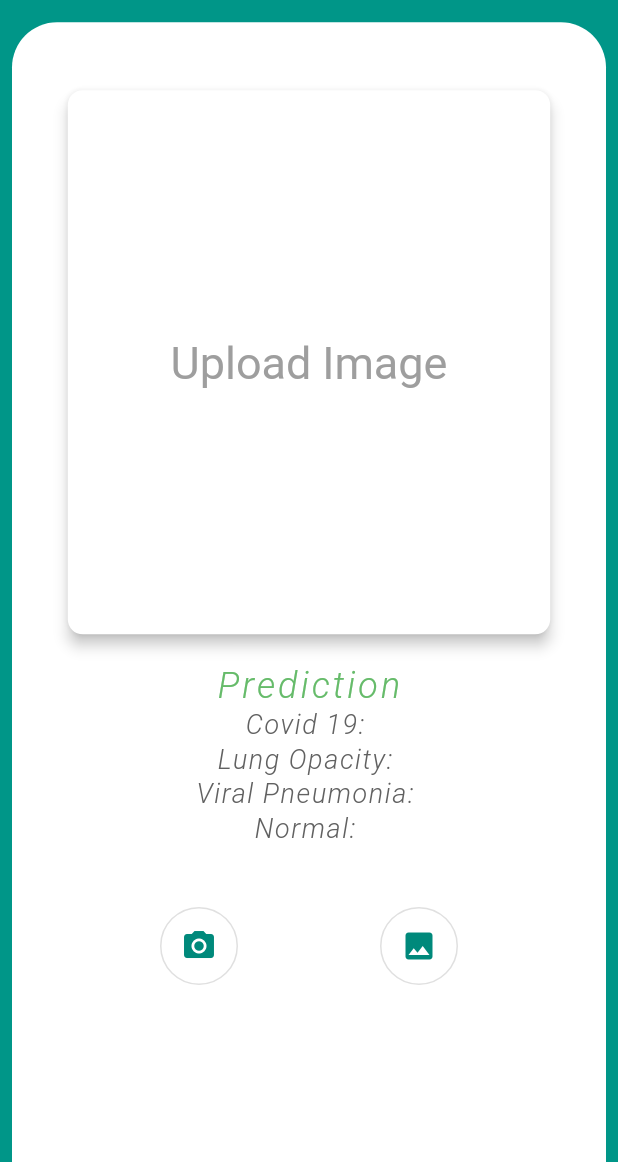
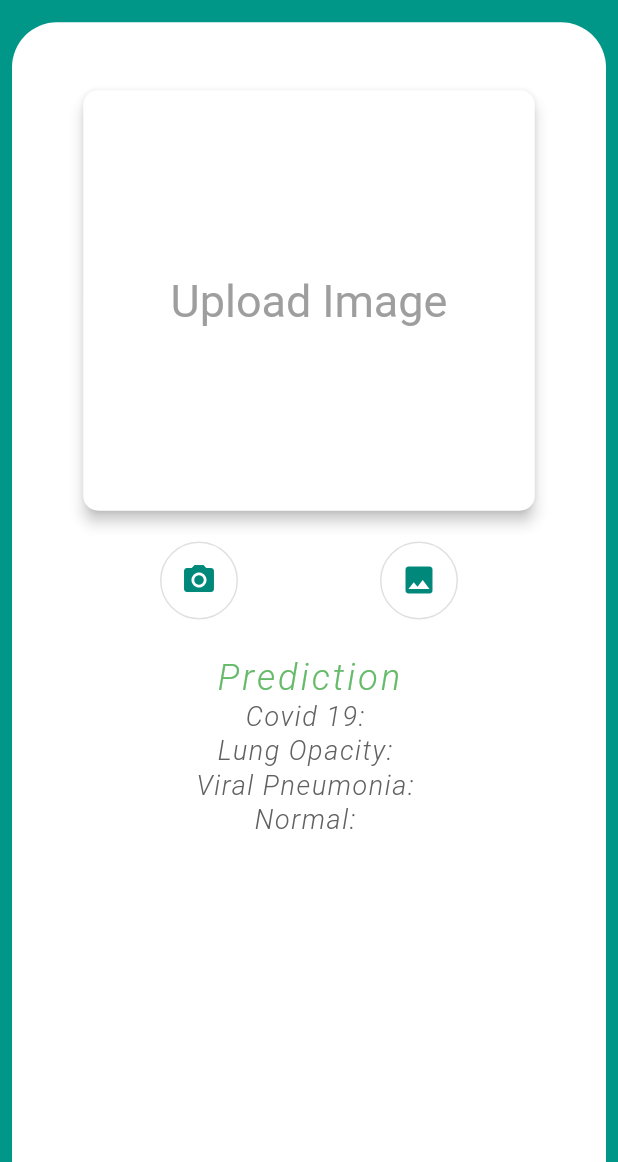
Before and after one commit to Ankan1998/XCOVZER, a Flutter app: the screen it shows after launch, on a phone screen of 412 x 824 dp, the part 74-1236 px from its top. Run offline on Flutter 3.47's test engine with Material 2 defaults, Android fonts, the phone set to English and light mode, and no system bars; our stand-ins replace google_fonts; Roboto replaces fonts that are missing (Tangerine).

Commit message:
restructure home screen UI

```diff
--- a/mlflutter/lib/widgets/home_widget.dart
+++ b/mlflutter/lib/widgets/home_widget.dart
@@ -17,8 +17,8 @@
         SizedBox(height:MediaQuery.of(context).size.height*0.05),
         Center(
           child: SizedBox(
-            width: MediaQuery.of(context).size.width*0.8,
-            height: MediaQuery.of(context).size.height*0.45,
+            width: MediaQuery.of(context).size.width*0.75,
+            height: MediaQuery.of(context).size.height*0.35,
             child: Card(
               child: Center(
                 child: Text(
@@ -42,10 +42,7 @@
         SizedBox(
           height:MediaQuery.of(context).size.height*0.02
         ),
-        Prediction(),
-        SizedBox(
-          height:MediaQuery.of(context).size.height*0.05
-        ),
+
         Row(
           mainAxisAlignment: MainAxisAlignment.spaceEvenly,
           children: [
@@ -74,8 +71,17 @@
             ),
 
 
+
+
           ]
-        )
+        ),
+        SizedBox(
+          height:MediaQuery.of(context).size.height*0.03
+        ),
+        Prediction(),
+        SizedBox(
+          height: MediaQuery.of(context).size.height*0.05
+        ),
 
 
       ],
```
